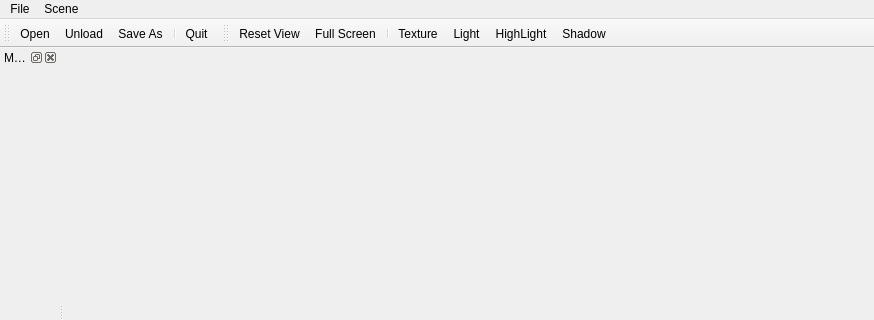
Old version of the form ui/MainWindow.ui in the repository lemonrong/osg3DViewer; both pictures show x 0 to 874 and y 0 to 320 of the 874 by 600 pixel window.
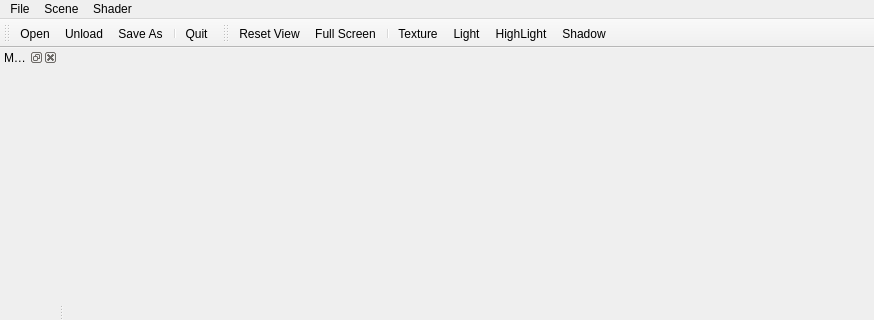
New version of the form. Icons and pictures are not drawn.

Diff of the .ui file:
```diff
--- a/ui/MainWindow.ui
+++ b/ui/MainWindow.ui
@@ -27,7 +27,7 @@
      <x>0</x>
      <y>0</y>
      <width>874</width>
-     <height>26</height>
+     <height>23</height>
     </rect>
    </property>
    <widget class="QMenu" name="menuFile">
@@ -59,8 +59,16 @@
     <addaction name="actionHighLight"/>
     <addaction name="actionShadow"/>
    </widget>
+   <widget class="QMenu" name="menuShader">
+    <property name="title">
+     <string>Shader</string>
+    </property>
+    <addaction name="actionLoad_Shader"/>
+    <addaction name="actionRemove_Shader"/>
+   </widget>
    <addaction name="menuFile"/>
    <addaction name="menuScene"/>
+   <addaction name="menuShader"/>
   </widget>
   <widget class="QStatusBar" name="statusbar"/>
   <widget class="QToolBar" name="fileToolBar">
```
Left out of the diff: 30 changed lines with no effect on the pictures.
